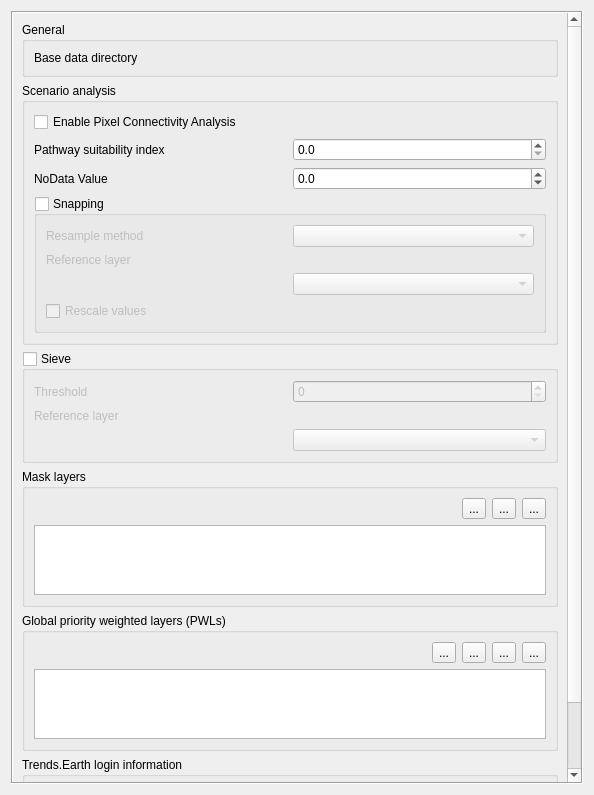
Old version of the form src/cplus_plugin/ui/cplus_settings.ui in the repository ConservationInternational/cplus-plugin.
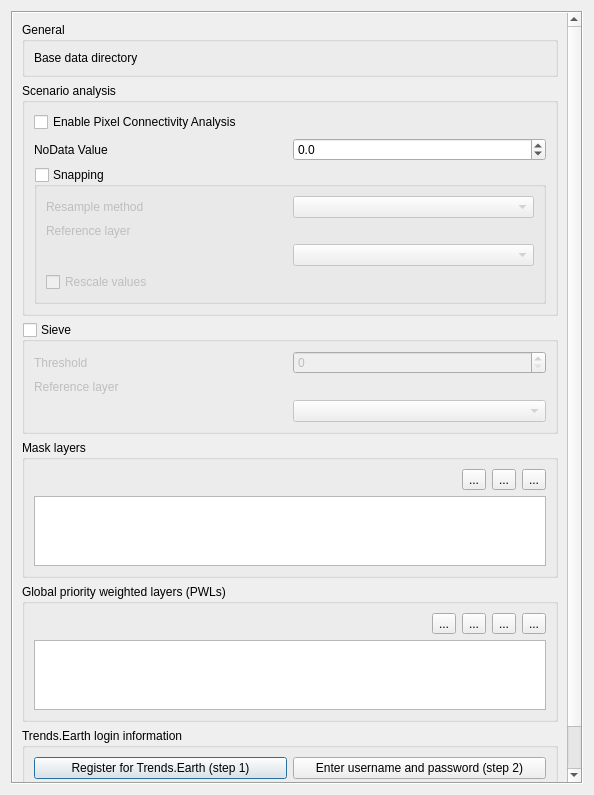
New version of the form. Custom widgets are drawn as their Qt base class.

Commit message: Remove pathway suitability index from settings

Patch:
```diff
--- a/src/cplus_plugin/ui/cplus_settings.ui
+++ b/src/cplus_plugin/ui/cplus_settings.ui
@@ -90,33 +90,13 @@
             </widget>
           </item>
           <item row="1" column="0">
-           <widget class="QLabel" name="lbl_suitability_index">
-            <property name="text">
-             <string>Pathway suitability index</string>
-            </property>
-           </widget>
-          </item>
-          <item row="1" column="1">
-           <widget class="QDoubleSpinBox" name="suitability_index_box">
-            <property name="decimals">
-             <number>1</number>
-            </property>
-            <property name="maximum">
-             <double>5.000000000000000</double>
-            </property>
-            <property name="singleStep">
-             <double>1.000000000000000</double>
-            </property>
-           </widget>
-          </item>
-          <item row="2" column="0">
            <widget class="QLabel" name="lbl_nodata_value">
             <property name="text">
              <string>NoData Value</string>
             </property>
            </widget>
           </item>
-          <item row="2" column="1">
+          <item row="1" column="1">
            <widget class="QDoubleSpinBox" name="nodata_value_box">
             <property name="decimals">
              <number>1</number>
@@ -132,7 +112,7 @@
             </property>
            </widget>
           </item>
-          <item row="3" column="0" colspan="2">
+          <item row="2" column="0" colspan="2">
            <widget class="QgsCollapsibleGroupBox" name="snapping_group_box">
             <property name="title">
              <string>Snapping</string>
```
The commit also changes 1 other file.
